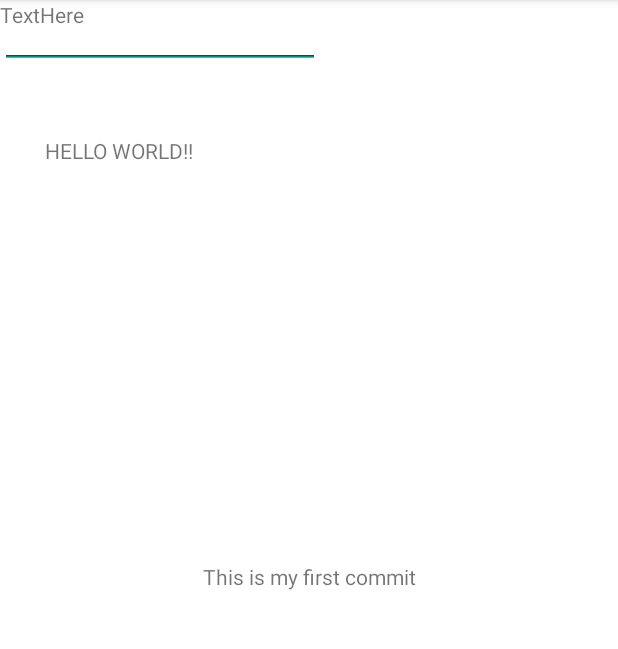
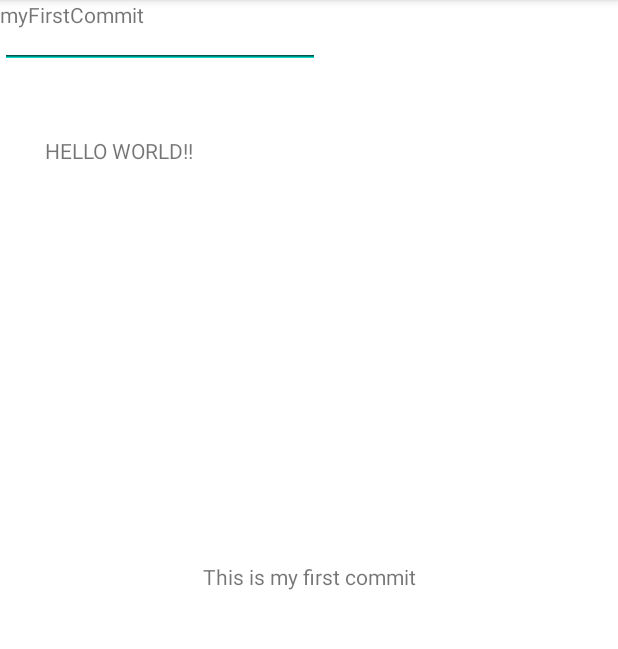
Before and after one commit to imwindzor/Mobile-App-Dev, an Android app: the screen it shows after launch (MainActivity), on a phone screen of 412 x 824 dp, the part 84-733 px from its top. Run offline under Robolectric (Android 15) with nearby library versions, the phone set to English and light mode, and no system bars.

Commit message:
first commit

```diff
--- a/app/src/main/res/layout/activity_main.xml
+++ b/app/src/main/res/layout/activity_main.xml
@@ -52,8 +52,8 @@
         android:id="@+id/textView3"
         android:layout_width="wrap_content"
         android:layout_height="wrap_content"
-        android:text="TextHere"
-        tools:layout_editor_absoluteX="176dp"
-        tools:layout_editor_absoluteY="283dp" />
+        android:text="myFirstCommit"
+        tools:layout_editor_absoluteX="177dp"
+        tools:layout_editor_absoluteY="565dp" />
 
 </androidx.constraintlayout.widget.ConstraintLayout>
```
